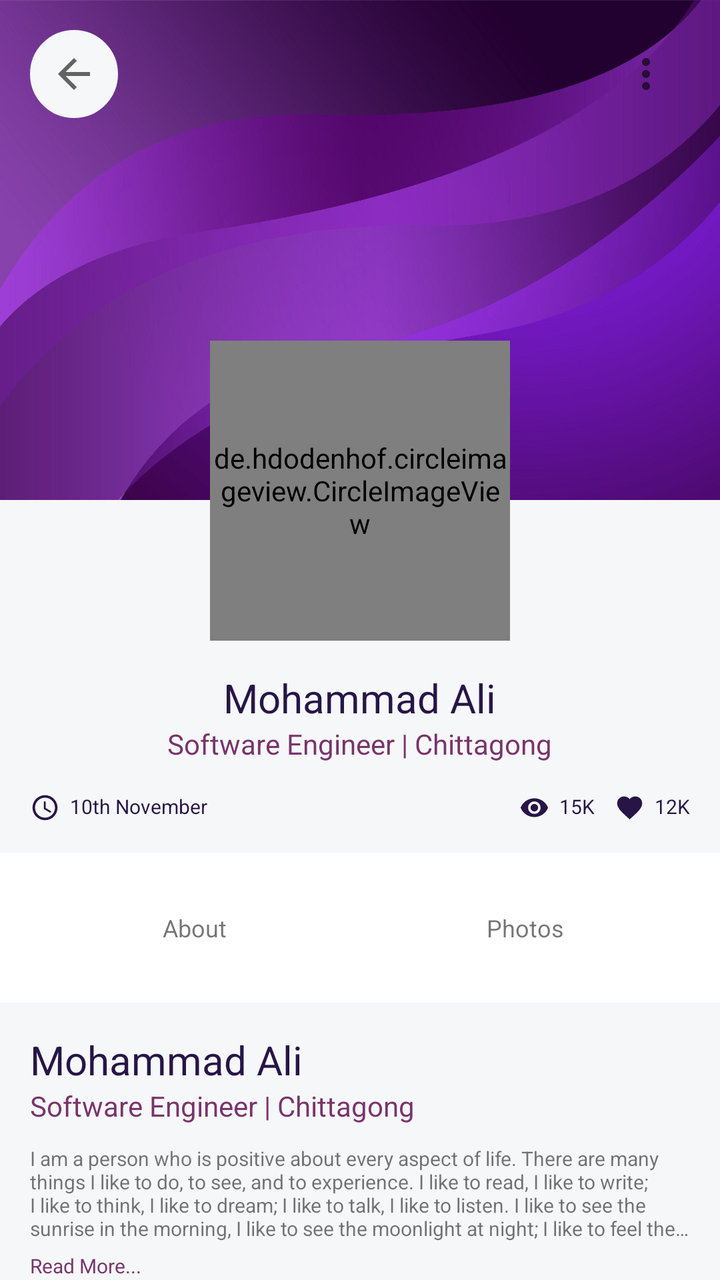
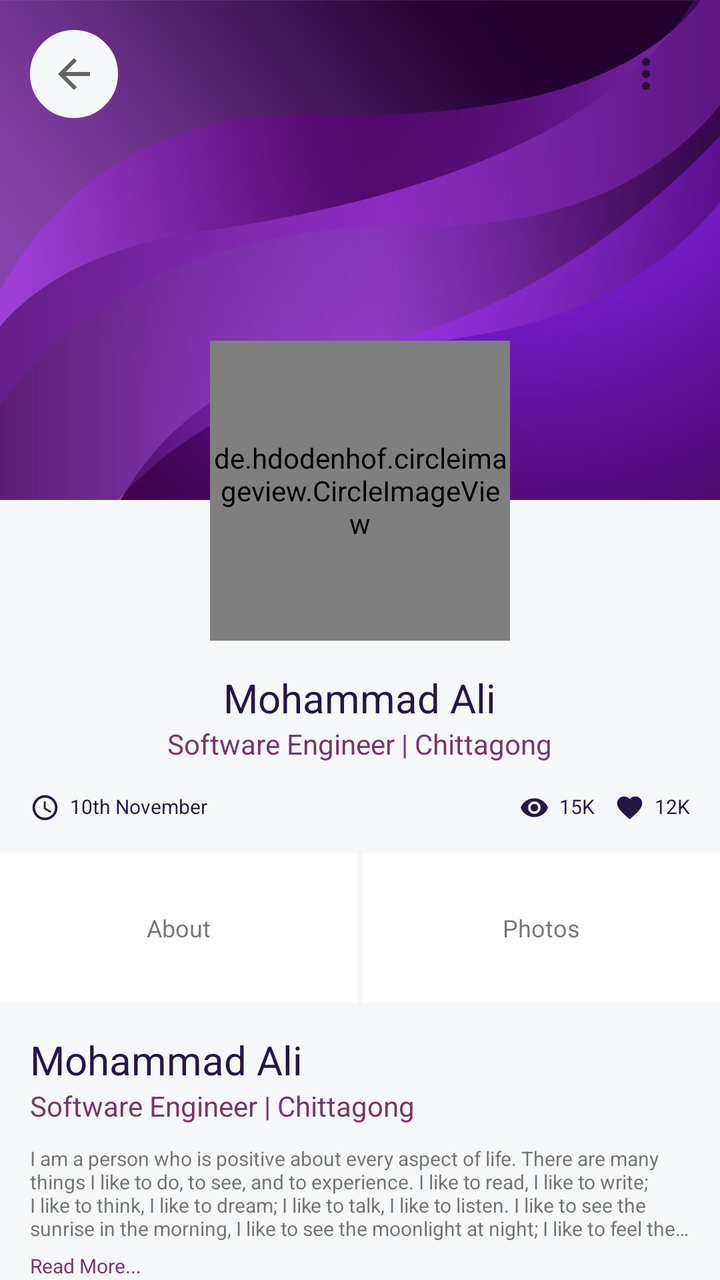

Compare the two renders of this Android layout. The source of the first and the diff that turns it into the second are given below.
<!-- AndroidManifest.xml: application theme AppTheme -->
<!-- res/layout/fragment_user_detail.xml -->
<?xml version="1.0" encoding="utf-8"?>
<LinearLayout xmlns:android="http://schemas.android.com/apk/res/android" xmlns:app="http://schemas.android.com/apk/res-auto"
    xmlns:tools="http://schemas.android.com/tools"
    android:id="@+id/root_view"
    android:orientation="vertical"
    android:background="@color/colorBackgroundGrey"
    android:layout_width="match_parent"
    android:layout_height="match_parent"
    tools:context=".views.fragments.UserDetailFragment">

    <androidx.core.widget.NestedScrollView
        android:scrollbars="none"
        android:fillViewport="true"
        android:layout_width="match_parent"
        android:layout_height="match_parent">
        <LinearLayout
            android:orientation="vertical"
            android:layout_width="match_parent"
            android:layout_height="match_parent">

            
            <RelativeLayout
                android:layout_width="match_parent"
                android:layout_height="wrap_content">
                
                <ImageView
                    android:id="@+id/item_bg_image"
                    android:scaleType="centerCrop"
                    android:src="@drawable/background_image"
                    android:background="@color/colorBackgroundGrey"
                    android:layout_width="match_parent"
                    android:layout_height="250dp"/>
                <RelativeLayout
                    android:padding="15dp"
                    android:layout_width="match_parent"
                    android:layout_height="wrap_content">
                    <ImageButton
                        android:id="@+id/back_button"
                        android:src="@drawable/ic_baseline_arrow_back_24"
                        app:backgroundTint="@color/colorBackgroundGrey"
                        android:background="@drawable/shape_radius_100_pad_10_stroke_grey_bg_white"
                        android:layout_width="wrap_content"
                        android:layout_height="wrap_content"/>
                    <ImageButton
                        android:id="@+id/item_share"
                        android:layout_alignParentEnd="true"
                        android:scaleType="fitCenter"
                        android:adjustViewBounds="true"
                        android:src="@drawable/ic_baseline_more_vert_24"
                        app:backgroundTint="@android:color/transparent"
                        android:background="@drawable/shape_radius_100_pad_10_stroke_grey_bg_white"
                        android:layout_width="wrap_content"
                        android:layout_height="wrap_content" />
                </RelativeLayout>
                <de.hdodenhof.circleimageview.CircleImageView
                    android:id="@+id/item_image"
                    android:layout_centerInParent="true"
                    android:layout_marginTop="-80dp"
                    android:layout_below="@+id/item_bg_image"
                    app:civ_border_width="1dp"
                    app:civ_border_color="@color/colorLightGrey"
                    app:civ_circle_background_color="@color/colorWhite"
                    app:tint="@color/colorWhite"
                    android:src="@drawable/ic_add_photo"
                    android:layout_width="150dp"
                    android:layout_height="150dp"/>
                <LinearLayout
                    android:layout_below="@+id/item_image"
                    android:gravity="center"
                    android:padding="15dp"
                    android:orientation="vertical"
                    android:layout_width="match_parent"
                    android:layout_height="wrap_content">
                    <TextView
                        android:id="@+id/item_name"
                        android:textSize="20sp"
                        android:text="Mohammad Ali"
                        android:textColor="@color/colorPrimary"
                        android:layout_width="wrap_content"
                        android:layout_height="wrap_content"/>
                    <TextView
                        android:id="@+id/item_address_designation"
                        android:text="Software Engineer | Chittagong"
                        android:textColor="@color/colorPurple"
                        android:layout_marginBottom="15dp"
                        android:layout_width="wrap_content"
                        android:layout_height="wrap_content"/>
                    <RelativeLayout
                        android:layout_width="match_parent"
                        android:layout_height="wrap_content">
                        <LinearLayout
                            android:orientation="horizontal"
                            android:layout_width="wrap_content"
                            android:layout_height="wrap_content">
                            <ImageView
                                app:tint="@color/colorPrimary"
                                android:src="@drawable/ic_baseline_access_time_24"
                                android:layout_marginEnd="5dp"
                                android:layout_width="15dp"
                                android:layout_height="15dp"/>
                            <TextView
                                android:id="@+id/item_date"
                                android:textSize="10sp"
                                android:text="10th November"
                                android:textColor="@color/colorPrimary"
                                android:layout_width="wrap_content"
                                android:layout_height="wrap_content"/>
                        </LinearLayout>
                        <LinearLayout
                            android:layout_alignParentEnd="true"
                            android:orientation="horizontal"
                            android:layout_width="wrap_content"
                            android:layout_height="wrap_content">
                            <LinearLayout
                                android:layout_marginEnd="10dp"
                                android:orientation="horizontal"
                                android:layout_width="wrap_content"
                                android:layout_height="wrap_content">
                                <ImageView
                                    app:tint="@color/colorPrimary"
                                    android:src="@drawable/ic_baseline_visibility_24"
                                    android:layout_marginEnd="5dp"
                                    android:layout_width="15dp"
                                    android:layout_height="15dp"/>
                                <TextView
                                    android:id="@+id/item_viewed"
                                    android:textSize="10sp"
                                    android:text="15K"
                                    android:textColor="@color/colorPrimary"
                                    android:layout_width="wrap_content"
                                    android:layout_height="wrap_content"/>
                            </LinearLayout>
                            <LinearLayout
                                android:orientation="horizontal"
                                android:layout_width="wrap_content"
                                android:layout_height="wrap_content">
                                <ImageView
                                    app:tint="@color/colorPrimary"
                                    android:src="@drawable/ic_baseline_favorite_24"
                                    android:layout_marginEnd="5dp"
                                    android:layout_width="15dp"
                                    android:layout_height="15dp"/>
                                <TextView
                                    android:id="@+id/item_liked"
                                    android:textSize="10sp"
                                    android:text="12K"
                                    android:textColor="@color/colorPrimary"
                                    android:layout_width="wrap_content"
                                    android:layout_height="wrap_content"/>
                            </LinearLayout>
                        </LinearLayout>
                    </RelativeLayout>
                </LinearLayout>
            </RelativeLayout>

            
            <LinearLayout
                android:gravity="center"
                android:weightSum="2"
                android:padding="15dp"
                android:orientation="horizontal"
                android:background="@color/colorWhite"
                android:layout_width="match_parent"
                android:layout_height="75dp">
                <TextView
                    android:textSize="12sp"
                    android:textAlignment="center"
                    android:text="About"
                    android:layout_width="0dp"
                    android:layout_height="wrap_content"
                    android:layout_weight="1"/>
                <TextView
                    android:textSize="12sp"
                    android:textAlignment="center"
                    android:text="Photos"
                    android:layout_width="0dp"
                    android:layout_height="wrap_content"
                    android:layout_weight="1"/>
            </LinearLayout>

            
            <LinearLayout
                android:padding="15dp"
                android:orientation="vertical"
                android:layout_width="match_parent"
                android:layout_height="wrap_content">
                <TextView
                    android:id="@+id/item_name"
                    android:textSize="20sp"
                    android:text="Mohammad Ali"
                    android:textColor="@color/colorPrimary"
                    android:layout_width="wrap_content"
                    android:layout_height="wrap_content"/>
                <TextView
                    android:id="@+id/item_address_designation"
                    android:text="Software Engineer | Chittagong"
                    android:textColor="@color/colorPurple"
                    android:layout_marginBottom="10dp"
                    android:layout_width="wrap_content"
                    android:layout_height="wrap_content"/>
                <TextView
                    android:id="@+id/item_description"
                    android:ellipsize="end"
                    android:maxLines="4"
                    android:textSize="10sp"
                    android:layout_marginBottom="5dp"
                    android:text="I am a person who is positive about every aspect of life. There are many things I like to do, to see, and to experience. I like to read, I like to write; I like to think, I like to dream; I like to talk, I like to listen. I like to see the sunrise in the morning, I like to see the moonlight at night; I like to feel the music flowing on my face, I like to smell the wind coming from the ocean. I like to look at the clouds in the sky with a blank mind, I like to do thought experiment when I cannot sleep in the middle of the night. I like flowers in spring, rain in summer, leaves in autumn, and snow in winter. I like to sleep early, I like to get up late; I like to be alone, I like to be surrounded by people. I like country’s peace, I like metropolis’ noise; I like the beautiful west lake in Hangzhou, I like the flat cornfield in Champaign. I like delicious food and comfortable shoes; I like good books and romantic movies. I like the land and the nature, I like people. And, I like to laugh."
                    android:layout_width="wrap_content"
                    android:layout_height="wrap_content"/>
                <TextView
                    android:ellipsize="end"
                    android:maxLines="4"
                    android:textSize="10sp"
                    android:text="Read More..."
                    android:textColor="@color/colorPurple"
                    android:layout_width="match_parent"
                    android:layout_height="wrap_content"/>
            </LinearLayout>


        </LinearLayout>
    </androidx.core.widget.NestedScrollView>

</LinearLayout>
<!-- resources referenced by this layout -->
<resources>
  <color name="colorBackgroundGrey">#F5F7F8</color>
  <color name="colorLightGrey">#F2F2F2</color>
  <color name="colorPrimary">#271547</color>
  <color name="colorPurple">#79346B</color>
  <color name="colorWhite">#FFFFFF</color>
  <!-- drawable ic_baseline_access_time_24 (drawable) -->
  <vector xmlns:android="http://schemas.android.com/apk/res/android"
      android:width="24dp"
      android:height="24dp"
      android:viewportWidth="24"
      android:viewportHeight="24"
      android:tint="?attr/colorControlNormal">
    <path
        android:fillColor="@android:color/white"
        android:pathData="M11.99,2C6.47,2 2,6.48 2,12s4.47,10 9.99,10C17.52,22 22,17.52 22,12S17.52,2 11.99,2zM12,20c-4.42,0 -8,-3.58 -8,-8s3.58,-8 8,-8 8,3.58 8,8 -3.58,8 -8,8z"/>
    <path
        android:fillColor="@android:color/white"
        android:pathData="M12.5,7H11v6l5.25,3.15 0.75,-1.23 -4.5,-2.67z"/>
  </vector>
  <!-- drawable ic_baseline_arrow_back_24 (drawable) -->
  <vector xmlns:android="http://schemas.android.com/apk/res/android"
      android:width="24dp"
      android:height="24dp"
      android:viewportWidth="24"
      android:viewportHeight="24"
      android:tint="?attr/colorControlNormal">
    <path
        android:fillColor="@android:color/white"
        android:pathData="M20,11H7.83l5.59,-5.59L12,4l-8,8 8,8 1.41,-1.41L7.83,13H20v-2z"/>
  </vector>
  <!-- drawable ic_baseline_favorite_24 (drawable) -->
  <vector xmlns:android="http://schemas.android.com/apk/res/android"
      android:width="24dp"
      android:height="24dp"
      android:viewportWidth="24"
      android:viewportHeight="24"
      android:tint="?attr/colorControlNormal">
    <path
        android:fillColor="@android:color/white"
        android:pathData="M12,21.35l-1.45,-1.32C5.4,15.36 2,12.28 2,8.5 2,5.42 4.42,3 7.5,3c1.74,0 3.41,0.81 4.5,2.09C13.09,3.81 14.76,3 16.5,3 19.58,3 22,5.42 22,8.5c0,3.78 -3.4,6.86 -8.55,11.54L12,21.35z"/>
  </vector>
  <!-- drawable ic_baseline_more_vert_24 (drawable) -->
  <vector xmlns:android="http://schemas.android.com/apk/res/android"
      android:width="24dp"
      android:height="24dp"
      android:viewportWidth="24"
      android:viewportHeight="24"
      android:tint="?attr/colorControlNormal">
    <path
        android:fillColor="@android:color/white"
        android:pathData="M12,8c1.1,0 2,-0.9 2,-2s-0.9,-2 -2,-2 -2,0.9 -2,2 0.9,2 2,2zM12,10c-1.1,0 -2,0.9 -2,2s0.9,2 2,2 2,-0.9 2,-2 -0.9,-2 -2,-2zM12,16c-1.1,0 -2,0.9 -2,2s0.9,2 2,2 2,-0.9 2,-2 -0.9,-2 -2,-2z"/>
  </vector>
  <!-- drawable ic_baseline_visibility_24 (drawable) -->
  <vector xmlns:android="http://schemas.android.com/apk/res/android"
      android:width="24dp"
      android:height="24dp"
      android:viewportWidth="24"
      android:viewportHeight="24"
      android:tint="?attr/colorControlNormal">
    <path
        android:fillColor="@android:color/white"
        android:pathData="M12,4.5C7,4.5 2.73,7.61 1,12c1.73,4.39 6,7.5 11,7.5s9.27,-3.11 11,-7.5c-1.73,-4.39 -6,-7.5 -11,-7.5zM12,17c-2.76,0 -5,-2.24 -5,-5s2.24,-5 5,-5 5,2.24 5,5 -2.24,5 -5,5zM12,9c-1.66,0 -3,1.34 -3,3s1.34,3 3,3 3,-1.34 3,-3 -1.34,-3 -3,-3z"/>
  </vector>
  <!-- drawable shape_radius_100_pad_10_stroke_grey_bg_white (drawable) -->
  <?xml version="1.0" encoding="utf-8"?>
  <shape xmlns:android="http://schemas.android.com/apk/res/android">
      
      <solid android:color="@color/colorWhite" />
      <stroke android:width="2dp" android:color="#e5e5e5" />
      <padding android:left="10dp" android:top="10dp" android:right="10dp" android:bottom="10dp"/>
      <corners android:radius="100dp"/>
  </shape>
  <style name="AppTheme" parent="Theme.MaterialComponents.DayNight.NoActionBar">
          
          <item name="colorPrimary">@color/colorPrimary</item>
          <item name="colorPrimaryDark">@color/colorPrimaryDark</item>
          <item name="colorAccent">@color/colorAccent</item>
      </style>
  <color name="colorPrimaryDark">#43105D</color>
  <color name="colorAccent">#2D164A</color>
  <!-- unchanged entries left out for length: 2 -->
</resources>

<!-- the commit's change to res/layout/fragment_user_detail.xml (unified diff, before → after) -->
@@ -155,27 +155,37 @@
 
             
             <LinearLayout
-                android:gravity="center"
                 android:weightSum="2"
-                android:padding="15dp"
                 android:orientation="horizontal"
-                android:background="@color/colorWhite"
                 android:layout_width="match_parent"
                 android:layout_height="75dp">
-                <TextView
-                    android:textSize="12sp"
-                    android:textAlignment="center"
-                    android:text="About"
+                <LinearLayout
+                    android:gravity="center"
+                    android:layout_marginEnd="2dp"
+                    android:background="@color/colorWhite"
                     android:layout_width="0dp"
-                    android:layout_height="wrap_content"
-                    android:layout_weight="1"/>
-                <TextView
-                    android:textSize="12sp"
-                    android:textAlignment="center"
-                    android:text="Photos"
+                    android:layout_height="match_parent"
+                    android:layout_weight="1">
+                    <TextView
+                        android:textSize="12sp"
+                        android:textAlignment="center"
+                        android:text="About"
+                        android:layout_width="wrap_content"
+                        android:layout_height="wrap_content"/>
+                </LinearLayout>
+                <LinearLayout
+                    android:gravity="center"
+                    android:background="@color/colorWhite"
                     android:layout_width="0dp"
-                    android:layout_height="wrap_content"
-                    android:layout_weight="1"/>
+                    android:layout_height="match_parent"
+                    android:layout_weight="1">
+                    <TextView
+                        android:textSize="12sp"
+                        android:textAlignment="center"
+                        android:text="Photos"
+                        android:layout_width="wrap_content"
+                        android:layout_height="wrap_content"/>
+                </LinearLayout>
             </LinearLayout>
 
             
